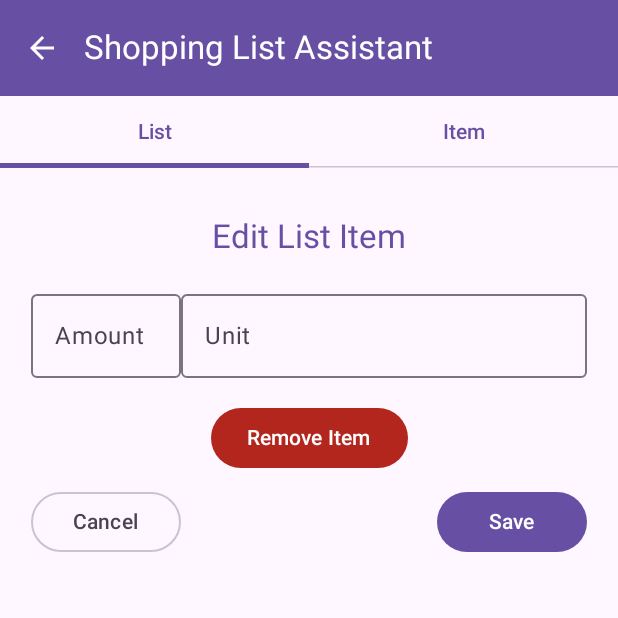
After one commit to Cplanchet/ShoppingListAssistant, an Android app built with Jetpack Compose: the composable UpdateItemPage shown on its own in the app's theme, on a phone screen of 412 x 824 dp, the top half of it. The commit adds this screen. Run offline under Robolectric (Android 15) with nearby library versions, the phone set to English and light mode, and no system bars.

Commit message:
Create UpdateItemPage

```diff
--- /dev/null
+++ b/app/src/main/java/me/cplanchet/shoppinglistassistant/ui/updateitem/UpdateItemPage.kt
@@ -0,0 +1,185 @@
+package me.cplanchet.shoppinglistassistant.ui.updateitem
+
+import android.content.res.Configuration
+import androidx.compose.foundation.layout.*
+import androidx.compose.material3.*
+import androidx.compose.runtime.*
+import androidx.compose.ui.Alignment
+import androidx.compose.ui.Modifier
+import androidx.compose.ui.res.stringResource
+import androidx.compose.ui.text.style.TextOverflow
+import androidx.compose.ui.tooling.preview.Preview
+import androidx.compose.ui.unit.dp
+import me.cplanchet.shoppinglistassistant.R
+import me.cplanchet.shoppinglistassistant.ui.components.AppBar
+import me.cplanchet.shoppinglistassistant.ui.components.StandardDropdownBox
+import me.cplanchet.shoppinglistassistant.ui.theme.ShoppingListAssistantTheme
+
+@Composable
+fun UpdateItemPage(
+    modifier: Modifier = Modifier,
+    onNavigateUp: () -> Unit,
+){
+    Scaffold(
+        modifier = modifier,
+        topBar = { AppBar(hasBackButton = true, navigateUp = { onNavigateUp() }) }
+    ) {
+        var view by remember { mutableStateOf(0) }
+        val tabNames = listOf("List", "Item")
+
+        Column(
+            modifier = Modifier.padding(it)
+        ) {
+            TabRow(selectedTabIndex = view){
+                tabNames.forEachIndexed { index, title ->
+                    Tab(
+                        selected = view == index,
+                        onClick = {view = index},
+                        text = { Text(text = title, maxLines = 2, overflow = TextOverflow.Ellipsis)}
+                    )
+                }
+            }
+            Column(
+                modifier.fillMaxWidth().padding(top= 32.dp),
+                horizontalAlignment = Alignment.CenterHorizontally
+            ) {
+                if(view == 0){
+                    ListItemView()
+                }
+                else{
+                    ItemView()
+                }
+            }
+        }
+    }
+}
+
+@Composable
+fun ItemView(){
+    Column(
+        verticalArrangement = Arrangement.Center,
+        horizontalAlignment = Alignment.CenterHorizontally,
+        modifier = Modifier.fillMaxWidth(.8f)
+    ){
+        Text(
+            text = stringResource(R.string.edit_item_view_title),
+            color = MaterialTheme.colorScheme.primary,
+            style = MaterialTheme.typography.titleLarge
+        )
+        OutlinedTextField(
+            modifier = Modifier.padding(top = 16.dp).fillMaxWidth(),
+            value = "",
+            onValueChange = {},
+            label = {Text(stringResource(R.string.label_name))}
+        )
+        StandardDropdownBox(
+            modifier = Modifier.padding(top = 8.dp),
+            options = listOf("test", "test"),
+            onSelectionChanged = {},
+            selected = "test",
+            label = {Text(stringResource(R.string.label_category))}
+        )
+
+        Button(
+            onClick = {},
+            colors = ButtonDefaults.buttonColors(
+                contentColor = MaterialTheme.colorScheme.onError,
+                containerColor = MaterialTheme.colorScheme.error),
+            modifier = Modifier.padding(top = 16.dp)
+        ){
+            Text(stringResource(R.string.label_delete_item))
+        }
+        Row(
+            modifier = Modifier.padding(top = 8.dp).fillMaxWidth(),
+            horizontalArrangement = Arrangement.SpaceBetween
+        ){
+            OutlinedButton(
+                onClick = {},
+                modifier = Modifier.width(100.dp)
+            ){
+                Text(stringResource(R.string.cancel))
+            }
+
+            Button(
+                onClick = {},
+                modifier = Modifier.width(100.dp)
+            ){
+                Text(stringResource(R.string.save))
+            }
+        }
+    }
+}
+
+@Composable
+fun ListItemView(){
+    Column(
+        verticalArrangement = Arrangement.Center,
+        horizontalAlignment = Alignment.CenterHorizontally,
+        modifier = Modifier.fillMaxWidth(.9f)
+    ) {
+        Text(
+            text = stringResource(R.string.edit_list_item_view_title),
+            color = MaterialTheme.colorScheme.primary,
+            style = MaterialTheme.typography.titleLarge
+        )
+        Row(
+            horizontalArrangement = Arrangement.Center,
+            modifier = Modifier.fillMaxWidth().padding(top = 16.dp)
+        ){
+            OutlinedTextField(
+                onValueChange = {},
+                label = {Text(stringResource(R.string.label_list_item_amount))},
+                value = "",
+                modifier = Modifier.width(100.dp),
+
+            )
+            OutlinedTextField(
+                onValueChange = {},
+                label = {Text(stringResource(R.string.label_list_item_unit))},
+                value = ""
+            )
+        }
+        Button(
+            onClick = {},
+            colors = ButtonDefaults.buttonColors(
+                contentColor = MaterialTheme.colorScheme.onError,
+                containerColor = MaterialTheme.colorScheme.error),
+            modifier = Modifier.padding(top = 16.dp)
+        ){
+            Text(stringResource(R.string.label_remove_item))
+        }
+        Row(
+            modifier = Modifier.padding(top = 8.dp).fillMaxWidth(),
+            horizontalArrangement = Arrangement.SpaceBetween
+        ){
+            OutlinedButton(
+                onClick = {},
+                modifier = Modifier.width(100.dp)
+            ){
+                Text(stringResource(R.string.cancel))
+            }
+
+            Button(
+                onClick = {},
+                modifier = Modifier.width(100.dp)
+            ){
+                Text(stringResource(R.string.save))
+            }
+        }
+    }
+}
+
+@Preview(
+    uiMode = Configuration.UI_MODE_NIGHT_NO,
+    name = "light mode"
+)
+@Preview(
+    uiMode = Configuration.UI_MODE_NIGHT_YES,
+    name = "dark mode"
+)
+@Composable
+fun UpdateItemPagePreview(){
+    ShoppingListAssistantTheme {
+        UpdateItemPage(onNavigateUp = {})
+    }
+}
--- a/app/src/main/res/values/strings.xml
+++ b/app/src/main/res/values/strings.xml
@@ -4,6 +4,7 @@
     <string name="list_name_label">List Name</string>
     <string name="create_list_title">Create List</string>
     <string name="back">Back</string>
+    <string name="cancel">Cancel</string>
     <string name="save">Save</string>
     <string name="choose_store">Choose Store</string>
     <string name="store_name_label">Store Name</string>
@@ -15,4 +16,12 @@
     <string name="list_detail_add_item_button">Add Item</string>
     <string name="update_list_title">Update List</string>
     <string name="click_item_context">Delete Item</string>
+    <string name="label_name">Name</string>
+    <string name="edit_item_view_title">Edit Item</string>
+    <string name="edit_list_item_view_title">Edit List Item</string>
+    <string name="label_category">Category</string>
+    <string name="label_delete_item">Delete Item</string>
+    <string name="label_remove_item">Remove Item</string>
+    <string name="label_list_item_amount">Amount</string>
+    <string name="label_list_item_unit">Unit</string>
 </resources>
```
